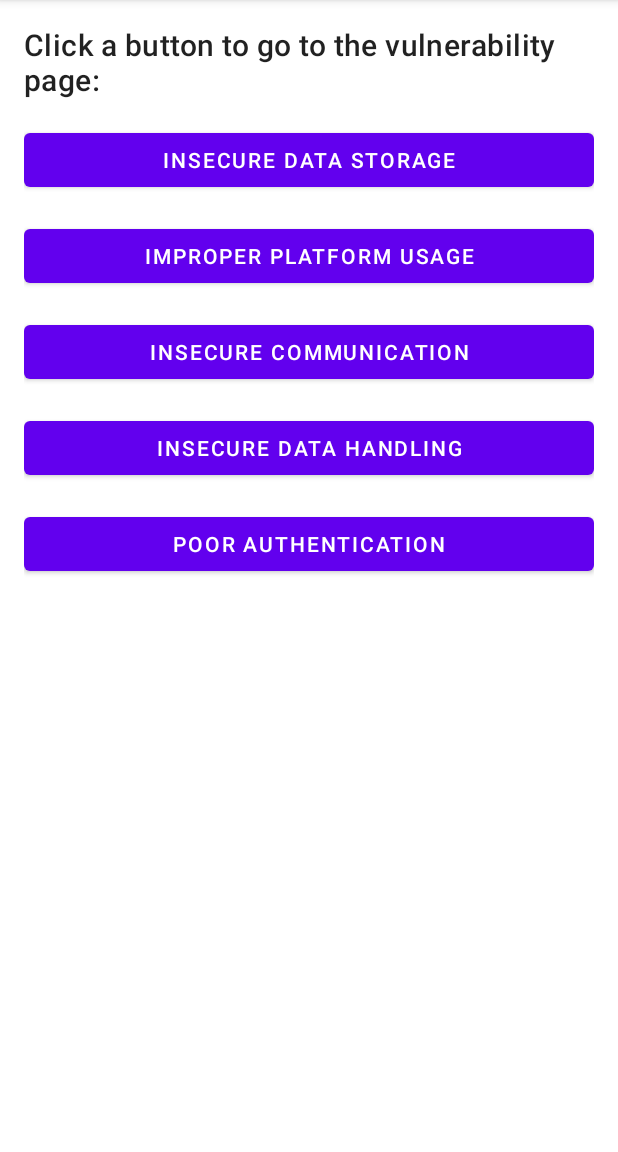
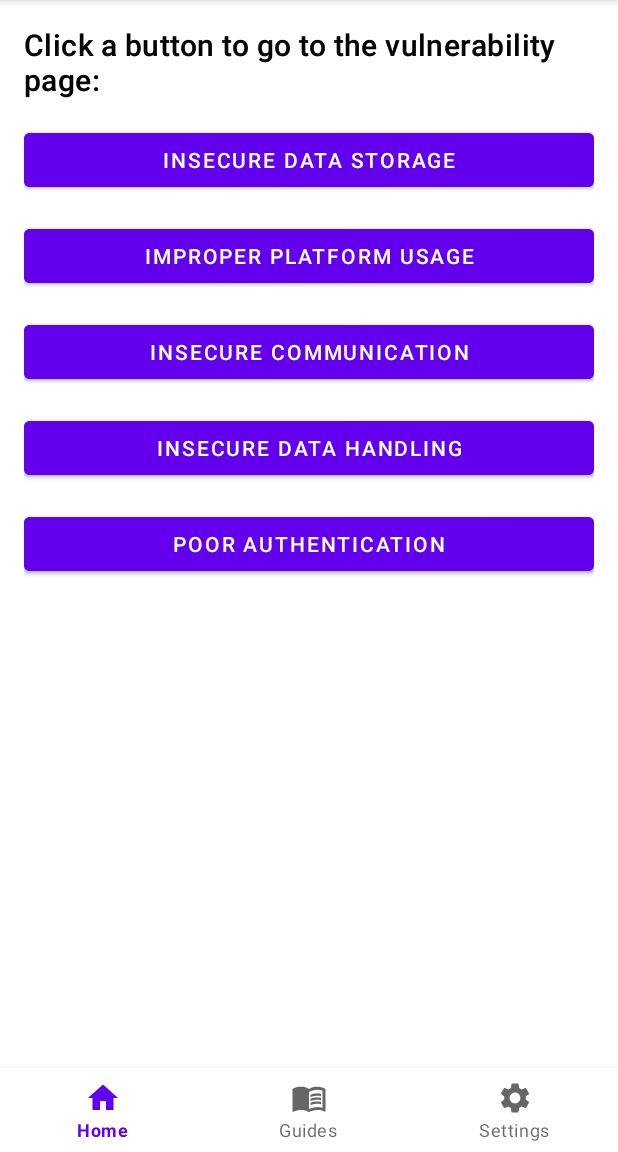
Before and after one commit to barkerchris/Damn-Vulnerable-Mobile-App, an Android app: the screen it shows after launch (MainActivity), on a phone screen of 412 x 824 dp, the part 84-1236 px from its top. Run offline under Robolectric (Android 15) with nearby library versions, the phone set to English and light mode, and no system bars.

Commit message:
added bottom nav

```diff
--- a/app/src/main/java/com/example/damnvulnerablemobileapp/MainActivity.kt
+++ b/app/src/main/java/com/example/damnvulnerablemobileapp/MainActivity.kt
@@ -2,10 +2,38 @@ package com.example.damnvulnerablemobileapp
 
 import androidx.appcompat.app.AppCompatActivity
 import android.os.Bundle
+import androidx.fragment.app.Fragment
+import com.example.damnvulnerablemobileapp.databinding.ActivityMainBinding
 
 class MainActivity : AppCompatActivity() {
+
+    private lateinit var binding: ActivityMainBinding
+
     override fun onCreate(savedInstanceState: Bundle?) {
         super.onCreate(savedInstanceState)
-        setContentView(R.layout.activity_main)
+        binding = ActivityMainBinding.inflate(layoutInflater)
+        setContentView(binding.root)
+
+        val homeFragment = VulnerabilitiesMenuFragment()
+        val guidesFragment = GuidesMenuFragment()
+        val settingsFragment = SettingsMenuFragment()
+
+        setCurrentFragment(homeFragment)
+
+        binding.bottomNavigationView.setOnNavigationItemSelectedListener {
+            when(it.itemId) {
+                R.id.fragment_vulnerabilities_menu -> setCurrentFragment(homeFragment)
+                R.id.fragment_guides_menu -> setCurrentFragment(guidesFragment)
+                R.id.fragment_settings_menu -> setCurrentFragment(settingsFragment)
+            }
+            true
+        }
     }
+
+    private fun setCurrentFragment(fragment: Fragment) =
+            supportFragmentManager.beginTransaction().apply {
+                replace(R.id.fragment, fragment)
+                commit()
+            }
+
 }
--- a/app/src/main/java/com/example/damnvulnerablemobileapp/MenuFragment.kt
+++ /dev/null
@@ -1,43 +0,0 @@
-package com.example.damnvulnerablemobileapp
-
-import android.os.Bundle
-import android.view.LayoutInflater
-import android.view.View
-import android.view.ViewGroup
-import androidx.fragment.app.Fragment
-import androidx.navigation.NavController
-import androidx.navigation.Navigation
-import com.google.android.material.button.MaterialButton
-
-class MenuFragment : Fragment(), View.OnClickListener {
-    lateinit var navController: NavController
-
-    override fun onCreateView(
-            inflater: LayoutInflater, container: ViewGroup?,
-            savedInstanceState: Bundle?
-    ): View? {
-        return inflater.inflate(R.layout.fragment_menu, container, false)
-    }
-
-    override fun onViewCreated(view: View, savedInstanceState: Bundle?) {
-        super.onViewCreated(view, savedInstanceState)
-        navController = Navigation.findNavController(view)
-        view.findViewById<MaterialButton>(R.id.btn_data).setOnClickListener (this)
-        view.findViewById<MaterialButton>(R.id.btn_platform).setOnClickListener (this)
-        view.findViewById<MaterialButton>(R.id.btn_communication).setOnClickListener (this)
-        view.findViewById<MaterialButton>(R.id.btn_handling).setOnClickListener (this)
-        view.findViewById<MaterialButton>(R.id.btn_authentication).setOnClickListener (this)
-
-    }
-
-    override fun onClick(v: View?) {
-        when(v!!.id) {
-            R.id.btn_data -> navController.navigate(R.id.action_menuFragment_to_dataFragment)
-            R.id.btn_platform -> navController.navigate(R.id.action_menuFragment_to_platformFragment)
-            R.id.btn_communication -> navController.navigate(R.id.action_menuFragment_to_communicationFragment)
-            R.id.btn_handling -> navController.navigate(R.id.action_menuFragment_to_handlingFragment)
-            R.id.btn_authentication -> navController.navigate(R.id.action_menuFragment_to_authenticationFragment)
-        }
-    }
-
-}
--- /dev/null
+++ b/app/src/main/java/com/example/damnvulnerablemobileapp/VulnerabilitiesMenuFragment.kt
@@ -0,0 +1,40 @@
+package com.example.damnvulnerablemobileapp
+
+import android.os.Bundle
+import android.view.LayoutInflater
+import android.view.View
+import android.view.ViewGroup
+import androidx.fragment.app.Fragment
+import androidx.navigation.NavController
+import androidx.navigation.Navigation
+import com.example.damnvulnerablemobileapp.databinding.FragmentVulnerabilitiesMenuBinding
+
+class VulnerabilitiesMenuFragment : Fragment(), View.OnClickListener {
+
+    private var _binding: FragmentVulnerabilitiesMenuBinding? = null
+    private val binding get() = _binding!!
+    lateinit var navController: NavController
+
+    override fun onCreateView(
+        inflater: LayoutInflater, container: ViewGroup?,
+        savedInstanceState: Bundle?
+    ): View {
+        _binding = FragmentVulnerabilitiesMenuBinding.inflate(inflater, container, false)
+
+        //navController = Navigation.findNavController(this.requireView())
+
+        return binding.root
+    }
+
+    override fun onClick(v: View?) {
+        when (v!!.id) {
+            //
+        }
+    }
+
+    override fun onDestroy() {
+        super.onDestroy()
+        _binding = null
+    }
+
+}
--- /dev/null
+++ b/app/src/main/res/drawable/ic_guides.xml
@@ -0,0 +1,19 @@
+<vector xmlns:android="http://schemas.android.com/apk/res/android"
+    android:width="24dp"
+    android:height="24dp"
+    android:viewportWidth="24"
+    android:viewportHeight="24"
+    android:tint="?attr/colorControlNormal">
+  <path
+      android:fillColor="@android:color/white"
+      android:pathData="M21,5c-1.11,-0.35 -2.33,-0.5 -3.5,-0.5c-1.95,0 -4.05,0.4 -5.5,1.5c-1.45,-1.1 -3.55,-1.5 -5.5,-1.5S2.45,4.9 1,6v14.65c0,0.25 0.25,0.5 0.5,0.5c0.1,0 0.15,-0.05 0.25,-0.05C3.1,20.45 5.05,20 6.5,20c1.95,0 4.05,0.4 5.5,1.5c1.35,-0.85 3.8,-1.5 5.5,-1.5c1.65,0 3.35,0.3 4.75,1.05c0.1,0.05 0.15,0.05 0.25,0.05c0.25,0 0.5,-0.25 0.5,-0.5V6C22.4,5.55 21.75,5.25 21,5zM21,18.5c-1.1,-0.35 -2.3,-0.5 -3.5,-0.5c-1.7,0 -4.15,0.65 -5.5,1.5V8c1.35,-0.85 3.8,-1.5 5.5,-1.5c1.2,0 2.4,0.15 3.5,0.5V18.5z"/>
+  <path
+      android:fillColor="@android:color/white"
+      android:pathData="M17.5,10.5c0.88,0 1.73,0.09 2.5,0.26V9.24C19.21,9.09 18.36,9 17.5,9c-1.7,0 -3.24,0.29 -4.5,0.83v1.66C14.13,10.85 15.7,10.5 17.5,10.5z"/>
+  <path
+      android:fillColor="@android:color/white"
+      android:pathData="M13,12.49v1.66c1.13,-0.64 2.7,-0.99 4.5,-0.99c0.88,0 1.73,0.09 2.5,0.26V11.9c-0.79,-0.15 -1.64,-0.24 -2.5,-0.24C15.8,11.66 14.26,11.96 13,12.49z"/>
+  <path
+      android:fillColor="@android:color/white"
+      android:pathData="M17.5,14.33c-1.7,0 -3.24,0.29 -4.5,0.83v1.66c1.13,-0.64 2.7,-0.99 4.5,-0.99c0.88,0 1.73,0.09 2.5,0.26v-1.52C19.21,14.41 18.36,14.33 17.5,14.33z"/>
+</vector>
--- /dev/null
+++ b/app/src/main/res/drawable/ic_home.xml
@@ -0,0 +1,10 @@
+<vector xmlns:android="http://schemas.android.com/apk/res/android"
+    android:width="24dp"
+    android:height="24dp"
+    android:viewportWidth="24"
+    android:viewportHeight="24"
+    android:tint="?attr/colorControlNormal">
+  <path
+      android:fillColor="@android:color/white"
+      android:pathData="M10,20v-6h4v6h5v-8h3L12,3 2,12h3v8z"/>
+</vector>
--- /dev/null
+++ b/app/src/main/res/drawable/ic_settings.xml
@@ -0,0 +1,10 @@
+<vector xmlns:android="http://schemas.android.com/apk/res/android"
+    android:width="24dp"
+    android:height="24dp"
+    android:viewportWidth="24"
+    android:viewportHeight="24"
+    android:tint="?attr/colorControlNormal">
+  <path
+      android:fillColor="@android:color/white"
+      android:pathData="M19.14,12.94c0.04,-0.3 0.06,-0.61 0.06,-0.94c0,-0.32 -0.02,-0.64 -0.07,-0.94l2.03,-1.58c0.18,-0.14 0.23,-0.41 0.12,-0.61l-1.92,-3.32c-0.12,-0.22 -0.37,-0.29 -0.59,-0.22l-2.39,0.96c-0.5,-0.38 -1.03,-0.7 -1.62,-0.94L14.4,2.81c-0.04,-0.24 -0.24,-0.41 -0.48,-0.41h-3.84c-0.24,0 -0.43,0.17 -0.47,0.41L9.25,5.35C8.66,5.59 8.12,5.92 7.63,6.29L5.24,5.33c-0.22,-0.08 -0.47,0 -0.59,0.22L2.74,8.87C2.62,9.08 2.66,9.34 2.86,9.48l2.03,1.58C4.84,11.36 4.8,11.69 4.8,12s0.02,0.64 0.07,0.94l-2.03,1.58c-0.18,0.14 -0.23,0.41 -0.12,0.61l1.92,3.32c0.12,0.22 0.37,0.29 0.59,0.22l2.39,-0.96c0.5,0.38 1.03,0.7 1.62,0.94l0.36,2.54c0.05,0.24 0.24,0.41 0.48,0.41h3.84c0.24,0 0.44,-0.17 0.47,-0.41l0.36,-2.54c0.59,-0.24 1.13,-0.56 1.62,-0.94l2.39,0.96c0.22,0.08 0.47,0 0.59,-0.22l1.92,-3.32c0.12,-0.22 0.07,-0.47 -0.12,-0.61L19.14,12.94zM12,15.6c-1.98,0 -3.6,-1.62 -3.6,-3.6s1.62,-3.6 3.6,-3.6s3.6,1.62 3.6,3.6S13.98,15.6 12,15.6z"/>
+</vector>
--- a/app/src/main/res/layout/activity_main.xml
+++ b/app/src/main/res/layout/activity_main.xml
@@ -12,7 +12,18 @@
             android:layout_width="match_parent"
             android:layout_height="match_parent"
             app:defaultNavHost="true"
-            app:navGraph="@navigation/nav_graph"
-            tools:layout="@layout/activity_main" />
+            app:layout_constraintBottom_toBottomOf="parent"
+            app:layout_constraintEnd_toEndOf="parent"
+            app:layout_constraintStart_toStartOf="parent"
+            app:layout_constraintTop_toTopOf="parent"
+            app:navGraph="@navigation/nav_graph" />
 
+        <com.google.android.material.bottomnavigation.BottomNavigationView
+            android:id="@+id/bottomNavigationView"
+            android:layout_width="match_parent"
+            android:layout_height="wrap_content"
+            app:layout_constraintBottom_toBottomOf="parent"
+            app:layout_constraintEnd_toEndOf="parent"
+            app:layout_constraintStart_toStartOf="parent"
+            app:menu="@menu/bottom_menu" />
 </androidx.constraintlayout.widget.ConstraintLayout>
--- /dev/null
+++ b/app/src/main/res/menu/bottom_menu.xml
@@ -0,0 +1,18 @@
+<?xml version="1.0" encoding="utf-8"?>
+<menu xmlns:android="http://schemas.android.com/apk/res/android">
+
+    <item
+        android:id="@+id/fragment_vulnerabilities_menu"
+        android:title="@string/nav_home"
+        android:icon="@drawable/ic_home" />
+
+    <item
+        android:id="@+id/fragment_guides_menu"
+        android:title="@string/nav_guides"
+        android:icon="@drawable/ic_guides" />
+
+    <item
+        android:id="@+id/fragment_settings_menu"
+        android:title="@string/nav_settings"
+        android:icon="@drawable/ic_settings" />
+</menu>
--- a/app/src/main/res/navigation/nav_graph.xml
+++ b/app/src/main/res/navigation/nav_graph.xml
@@ -3,50 +3,21 @@
     xmlns:app="http://schemas.android.com/apk/res-auto"
     xmlns:tools="http://schemas.android.com/tools"
     android:id="@+id/nav_graph"
-    app:startDestination="@id/menuFragment">
+    app:startDestination="@id/fragment_vulnerabilities_menu">
 
     <fragment
-        android:id="@+id/menuFragment"
-        android:name="com.example.damnvulnerablemobileapp.MenuFragment"
-        android:label="MenuFragment" >
-        <action
-            android:id="@+id/action_menuFragment_to_dataFragment"
-            app:destination="@id/dataFragment" />
-        <action
-            android:id="@+id/action_menuFragment_to_authenticationFragment"
-            app:destination="@id/authenticationFragment" />
-        <action
-            android:id="@+id/action_menuFragment_to_communicationFragment"
-            app:destination="@id/communicationFragment" />
-        <action
-            android:id="@+id/action_menuFragment_to_handlingFragment"
-            app:destination="@id/handlingFragment" />
-        <action
-            android:id="@+id/action_menuFragment_to_platformFragment"
-            app:destination="@id/platformFragment" />
-    </fragment>
+        android:id="@+id/fragment_guides_menu"
+        android:name="com.example.damnvulnerablemobileapp.GuidesMenuFragment"
+        android:label="Guides"
+        tools:layout="@layout/fragment_guides_menu" />
     <fragment
-        android:id="@+id/dataFragment"
-        android:name="com.example.damnvulnerablemobileapp.DataFragment"
-        android:label="DataFragment" />
+        android:id="@+id/fragment_vulnerabilities_menu"
+        android:name="com.example.damnvulnerablemobileapp.VulnerabilitiesMenuFragment"
+        android:label="Home"
+        tools:layout="@layout/fragment_vulnerabilities_menu"/>
     <fragment
-        android:id="@+id/authenticationFragment"
-        android:name="com.example.damnvulnerablemobileapp.AuthenticationFragment"
-        android:label="fragment_authentication"
-        tools:layout="@layout/fragment_authentication" />
-    <fragment
-        android:id="@+id/communicationFragment"
-        android:name="com.example.damnvulnerablemobileapp.CommunicationFragment"
-        android:label="fragment_communication"
-        tools:layout="@layout/fragment_communication" />
-    <fragment
-        android:id="@+id/handlingFragment"
-        android:name="com.example.damnvulnerablemobileapp.HandlingFragment"
-        android:label="fragment_handling"
-        tools:layout="@layout/fragment_handling" />
-    <fragment
-        android:id="@+id/platformFragment"
-        android:name="com.example.damnvulnerablemobileapp.PlatformFragment"
-        android:label="fragment_platform"
-        tools:layout="@layout/fragment_platform" />
+        android:id="@+id/fragment_settings_menu"
+        android:name="com.example.damnvulnerablemobileapp.SettingsMenuFragment"
+        android:label="Settings"
+        tools:layout="@layout/fragment_settings_menu" />
 </navigation>
--- a/app/src/main/res/values/strings.xml
+++ b/app/src/main/res/values/strings.xml
@@ -1,6 +1,13 @@
 <resources>
+    <!--App name-->
     <string name="app_name">Damn Vulnerable Mobile App</string>
 
+    <!--Navigation bar-->
+    <string name="nav_home">Home</string>
+    <string name="nav_guides">Guides</string>
+    <string name="nav_settings">Settings</string>
+
+    <!--Buttons-->
     <string name="btn_data">Insecure data storage</string>
     <string name="btn_platform">Improper platform usage</string>
     <string name="btn_communication">Insecure communication</string>
@@ -11,9 +18,13 @@
     <string name="txt_email">Email</string>
     <string name="txt_password">Password</string>
     <string name="btn_login">Log in</string>
+    <string name="btn_logout">Log out</string>
     <string name="login_error">Error logging you in</string>
     <string name="login_success">Logged in!</string>
+    <string name="logout_success">Logged out!</string>
     <string name="login_empty">Cannot enter empty fields</string>
     <string name="login_hint_email">Email = "test@gmail.com"</string>
     <string name="login_hint_password">Password = "test123"</string>
+    <!-- TODO: Remove or change this placeholder text -->
+    <string name="hello_blank_fragment">Hello blank fragment</string>
 </resources>
```
Also changed, not shown: app/build.gradle (+11 -2 lines), app/src/main/java/com/example/damnvulnerablemobileapp/GuidesMenuFragment.kt (added, +29 -0 lines), app/src/main/java/com/example/damnvulnerablemobileapp/SettingsMenuFragment.kt (added, +29 -0 lines), app/src/main/res/layout/fragment_guides_menu.xml (added, +16 -0 lines), app/src/main/res/layout/fragment_handling.xml (+9 -0 lines), app/src/main/res/layout/fragment_settings_menu.xml (added, +13 -0 lines), app/src/main/res/layout/fragment_vulnerabilities_menu.xml (renamed from app/src/main/res/layout/fragment_menu.xml).
